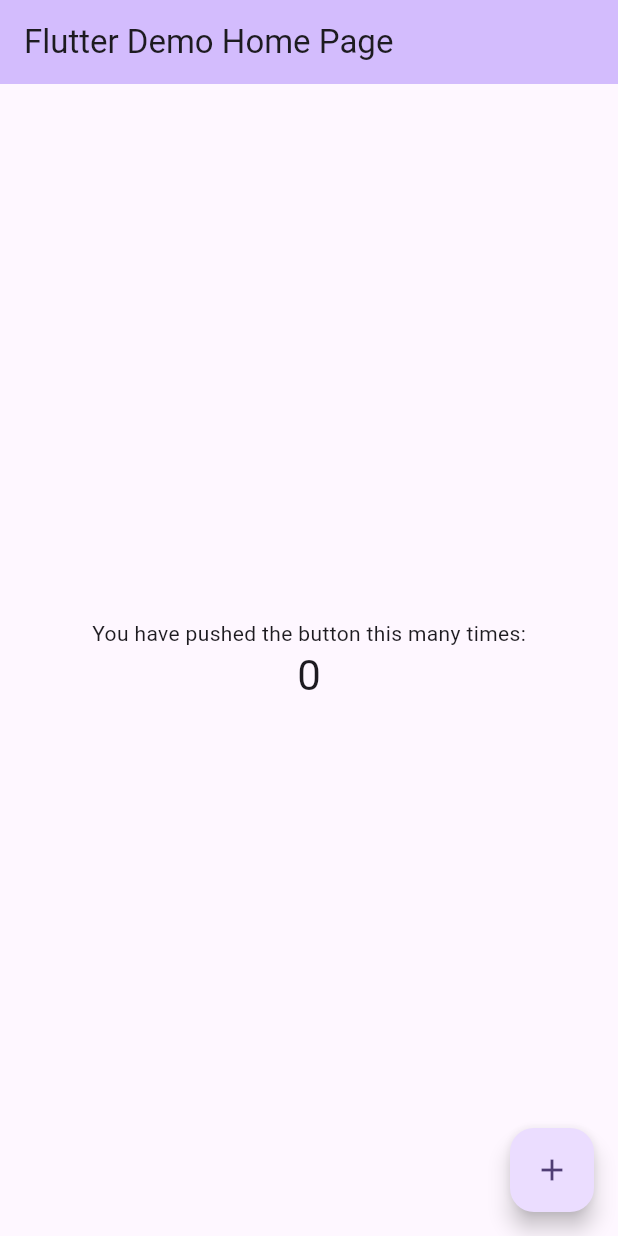
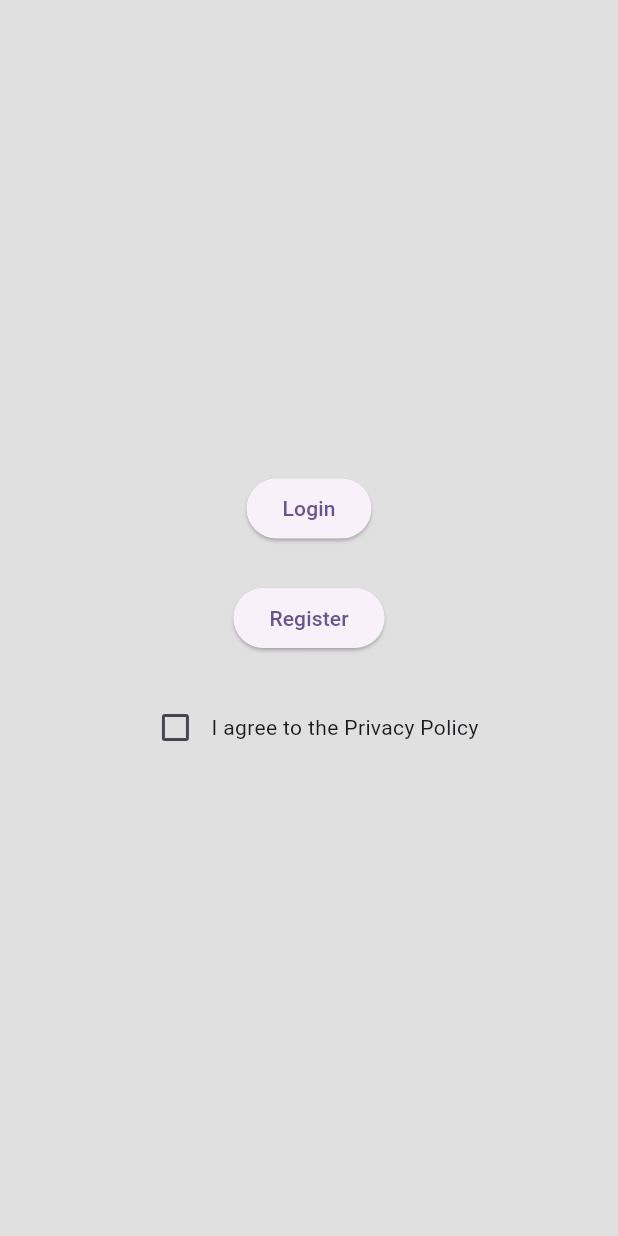
Before and after one commit to KANAGARAJ-M/Project-Green, a Flutter app: the screen it shows after launch, on a phone screen of 412 x 824 dp. Run offline on Flutter 3.47's test engine with Material 2 defaults, Android fonts, the light colour scheme and no system bars.

Commit message:
Added Features

```diff
--- /dev/null
+++ b/lib/Auth/AuthChoose.dart
@@ -0,0 +1,62 @@
+import 'package:flutter/material.dart';
+
+class FirstPage extends StatefulWidget {
+  const FirstPage({super.key});
+
+  @override
+  State<FirstPage> createState() => _FirstPageState();
+}
+
+class _FirstPageState extends State<FirstPage> {
+  late bool chbox = false;
+  @override
+  Widget build(BuildContext context) {
+    return Scaffold(
+      backgroundColor: Colors.black12,
+      body: Center(
+        child: Column(
+          mainAxisAlignment: MainAxisAlignment.center,
+          children: [
+            ElevatedButton(
+              onPressed: () {
+                Navigator.pushNamed(context, '/Login');
+              },
+              child: Text('Login'),
+            ),
+            SizedBox(
+              height: 25,
+            ),
+            ElevatedButton(
+              onPressed: () {
+                // Navigator.pushNamed(context, '/Register');
+              },
+              child: Text('Register'),
+            ),
+            SizedBox(
+              height: 25,
+            ),
+            Row(
+              mainAxisAlignment: MainAxisAlignment.center,
+              children: [
+                Checkbox(
+                  value: chbox,
+                  onChanged: (bool? value) {
+                    setState(() {
+                      chbox = value!;
+                    });
+                  },
+                ),
+                GestureDetector(
+                  onTap: () {
+                    Navigator.pushNamed(context, '/Privacy Policy');
+                  },
+                  child: Text('I agree to the Privacy Policy'),
+                ),
+              ],
+            ),
+          ],
+        ),
+      ),
+    );
+  }
+}
--- a/lib/main.dart
+++ b/lib/main.dart
@@ -1,4 +1,8 @@
 import 'package:flutter/material.dart';
+import 'package:green/Auth/AuthChoose.dart';
+import 'package:green/Auth/Login/Login.dart';
+import 'package:green/Auth/Register/Register.dart';
+import 'package:green/PrivacyPolicy/privacypolicy.dart';
 
 void main() {
   runApp(const MyApp());
@@ -7,119 +11,23 @@ void main() {
 class MyApp extends StatelessWidget {
   const MyApp({super.key});
 
-  // This widget is the root of your application.
   @override
   Widget build(BuildContext context) {
     return MaterialApp(
-      title: 'Flutter Demo',
+      title: 'Project Green',
       theme: ThemeData(
-        // This is the theme of your application.
-        //
-        // TRY THIS: Try running your application with "flutter run". You'll see
-        // the application has a blue toolbar. Then, without quitting the app,
-        // try changing the seedColor in the colorScheme below to Colors.green
-        // and then invoke "hot reload" (save your changes or press the "hot
-        // reload" button in a Flutter-supported IDE, or press "r" if you used
-        // the command line to start the app).
-        //
-        // Notice that the counter didn't reset back to zero; the application
-        // state is not lost during the reload. To reset the state, use hot
-        // restart instead.
-        //
-        // This works for code too, not just values: Most code changes can be
-        // tested with just a hot reload.
         colorScheme: ColorScheme.fromSeed(seedColor: Colors.deepPurple),
         useMaterial3: true,
       ),
-      home: const MyHomePage(title: 'Flutter Demo Home Page'),
+      // home: const Text('Flutter Demo Home Page'),
+      initialRoute: '/',
+      routes: {
+        '/': (context) => FirstPage(),
+        // '/Login To Continue' :(context) => FirstPage(),
+        '/Login': (context) => LoginScreen(),
+        '/Register': (context) => RegisterScreen(),
+        '/Privacy Policy': (context) => PrivacyPolicyPage(),
+      },
     );
   }
 }
-
-class MyHomePage extends StatefulWidget {
-  const MyHomePage({super.key, required this.title});
-
-  // This widget is the home page of your application. It is stateful, meaning
-  // that it has a State object (defined below) that contains fields that affect
-  // how it looks.
-
-  // This class is the configuration for the state. It holds the values (in this
-  // case the title) provided by the parent (in this case the App widget) and
-  // used by the build method of the State. Fields in a Widget subclass are
-  // always marked "final".
-
-  final String title;
-
-  @override
-  State<MyHomePage> createState() => _MyHomePageState();
-}
-
-class _MyHomePageState extends State<MyHomePage> {
-  int _counter = 0;
-
-  void _incrementCounter() {
-    setState(() {
-      // This call to setState tells the Flutter framework that something has
-      // changed in this State, which causes it to rerun the build method below
-      // so that the display can reflect the updated values. If we changed
-      // _counter without calling setState(), then the build method would not be
-      // called again, and so nothing would appear to happen.
-      _counter++;
-    });
-  }
-
-  @override
-  Widget build(BuildContext context) {
-    // This method is rerun every time setState is called, for instance as done
-    // by the _incrementCounter method above.
-    //
-    // The Flutter framework has been optimized to make rerunning build methods
-    // fast, so that you can just rebuild anything that needs updating rather
-    // than having to individually change instances of widgets.
-    return Scaffold(
-      appBar: AppBar(
-        // TRY THIS: Try changing the color here to a specific color (to
-        // Colors.amber, perhaps?) and trigger a hot reload to see the AppBar
-        // change color while the other colors stay the same.
-        backgroundColor: Theme.of(context).colorScheme.inversePrimary,
-        // Here we take the value from the MyHomePage object that was created by
-        // the App.build method, and use it to set our appbar title.
-        title: Text(widget.title),
-      ),
-      body: Center(
-        // Center is a layout widget. It takes a single child and positions it
-        // in the middle of the parent.
-        child: Column(
-          // Column is also a layout widget. It takes a list of children and
-          // arranges them vertically. By default, it sizes itself to fit its
-          // children horizontally, and tries to be as tall as its parent.
-          //
-          // Column has various properties to control how it sizes itself and
-          // how it positions its children. Here we use mainAxisAlignment to
-          // center the children vertically; the main axis here is the vertical
-          // axis because Columns are vertical (the cross axis would be
-          // horizontal).
-          //
-          // TRY THIS: Invoke "debug painting" (choose the "Toggle Debug Paint"
-          // action in the IDE, or press "p" in the console), to see the
-          // wireframe for each widget.
-          mainAxisAlignment: MainAxisAlignment.center,
-          children: <Widget>[
-            const Text(
-              'You have pushed the button this many times:',
-            ),
-            Text(
-              '$_counter',
-              style: Theme.of(context).textTheme.headlineMedium,
-            ),
-          ],
-        ),
-      ),
-      floatingActionButton: FloatingActionButton(
-        onPressed: _incrementCounter,
-        tooltip: 'Increment',
-        child: const Icon(Icons.add),
-      ), // This trailing comma makes auto-formatting nicer for build methods.
-    );
-  }
-}
```
Also changed, not shown: lib/Auth/Login/Login.dart (added, +15 -0 lines), lib/Auth/Register/Register.dart (added, +15 -0 lines), lib/PrivacyPolicy/privacypolicy.dart (added, +43 -0 lines).
